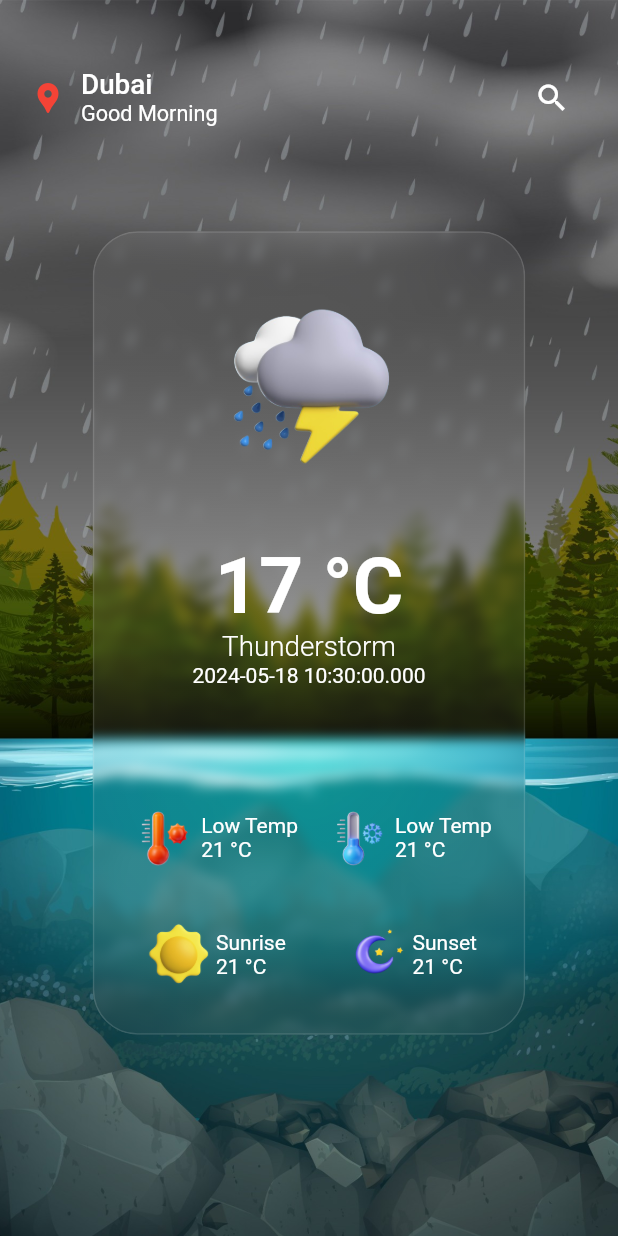
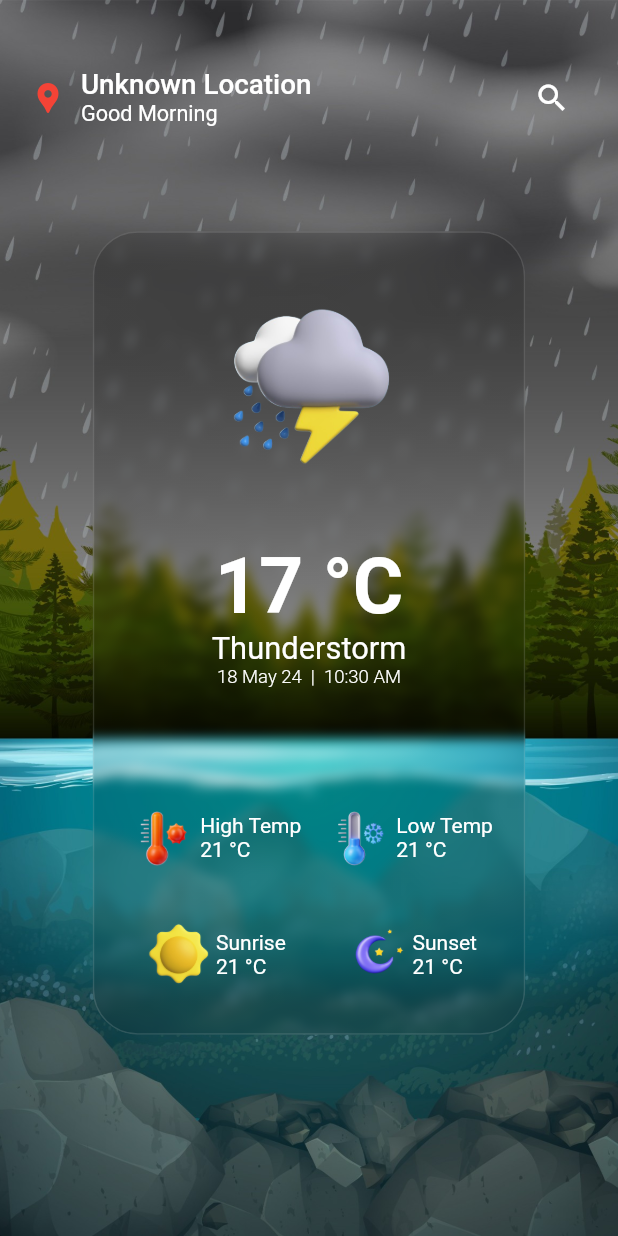
Before and after one commit to haadiyaa/weather_app, a Flutter app: the screen it shows after launch, on a phone screen of 412 x 824 dp. Run offline on Flutter 3.47's test engine with Material 3 defaults, Android fonts, the phone set to English and light mode, and no system bars; our stand-ins replace flutter_screenutil, geocoding, geolocator.

Commit message:
fetch location

```diff
--- /dev/null
+++ b/devtools_options.yaml
@@ -0,0 +1 @@
+extensions:
--- /dev/null
+++ b/lib/common/widgets/detailstile.dart
@@ -0,0 +1,106 @@
+
+import 'package:flutter/material.dart';
+import 'package:intl/intl.dart';
+import 'package:weather/common/widgets/frostedglass.dart';
+import 'package:weather/utils/constants/constants.dart';
+import 'package:weather/utils/styles/textstyle.dart';
+
+class DetailsTile extends StatelessWidget {
+  const DetailsTile({
+    super.key,
+    required this.size,
+  });
+
+  final Size size;
+
+  @override
+  Widget build(BuildContext context) {
+    return FrostedGlassBox(
+      width: size.width * 0.7,
+      height: size.height * 0.65,
+      child: Column(
+        mainAxisAlignment: MainAxisAlignment.spaceAround,
+        children: [
+          Image(
+            width: 150,
+            height: 150,
+            image: AssetImage(icons[1]),
+          ),
+          Column(
+            children: [
+              Text(
+                '17 °C',
+                style: tempStyle,
+              ),
+              Text('Thunderstorm', style: typeStyle),
+              Text(DateFormat('dd MMM yy  |  HH:mm a').format(DateTime.now()),style: datetimeStyle,)
+            ],
+          ),
+          height20,
+          Row(
+            mainAxisAlignment: MainAxisAlignment.spaceAround,
+            children: [
+              Row(
+                children: [
+                  Image(
+                    image: AssetImage(hightemp),
+                    width: 50,
+                    height: 50,
+                  ),
+                  const Column(
+                    crossAxisAlignment: CrossAxisAlignment.start,
+                    children: [Text('High Temp'), Text('21 °C')],
+                  )
+                ],
+              ),
+              Row(
+                children: [
+                  Image(
+                    image: AssetImage(lowtemp),
+                    width: 50,
+                    height: 50,
+                  ),
+                  const Column(
+                    crossAxisAlignment: CrossAxisAlignment.start,
+                    children: [Text('Low Temp'), Text('21 °C')],
+                  )
+                ],
+              )
+            ],
+          ),
+          Row(
+            mainAxisAlignment: MainAxisAlignment.spaceAround,
+            children: [
+              Row(
+                children: [
+                  Image(
+                    image: AssetImage(sunrise),
+                    width: 50,
+                    height: 50,
+                  ),
+                  const Column(
+                    crossAxisAlignment: CrossAxisAlignment.start,
+                    children: [Text('Sunrise'), Text('21 °C')],
+                  )
+                ],
+              ),
+              Row(
+                children: [
+                  Image(
+                    image: AssetImage(sunset),
+                    width: 50,
+                    height: 50,
+                  ),
+                  const Column(
+                    crossAxisAlignment: CrossAxisAlignment.start,
+                    children: [Text('Sunset'), Text('21 °C')],
+                  )
+                ],
+              )
+            ],
+          ),
+        ],
+      ),
+    );
+  }
+}
--- a/lib/common/widgets/frostedglass.dart
+++ b/lib/common/widgets/frostedglass.dart
@@ -37,10 +37,11 @@ class FrostedGlassBox extends StatelessWidget {
                 border: Border.all(
                   color: white.withOpacity(0.13),
                 ),
+
                 gradient: LinearGradient(
                   colors: [
-                    Colors.grey.withOpacity(0.15),
-                    Colors.grey.withOpacity(0.05),
+                    black.withOpacity(0.15),
+                    black.withOpacity(0.05),
                   ],
                   begin: Alignment.topLeft,
                   end: Alignment.bottomRight,
--- a/lib/main.dart
+++ b/lib/main.dart
@@ -1,5 +1,7 @@
 import 'package:flutter/material.dart';
 import 'package:flutter_screenutil/flutter_screenutil.dart';
+import 'package:provider/provider.dart';
+import 'package:weather/services/location_provider.dart';
 import 'package:weather/utils/constants/constants.dart';
 import 'package:weather/screens/homepage.dart';
 
@@ -12,7 +14,13 @@ class MyApp extends StatelessWidget {
 
   @override
   Widget build(BuildContext context) {
-    return ScreenUtilInit(
+    return MultiProvider(
+      providers: [
+        ChangeNotifierProvider(
+          create: (context) => LocationProvider(),
+        ),
+      ],
+      child: ScreenUtilInit(
         designSize: const Size(360, 800),
         minTextAdapt: true,
         splitScreenMode: true,
@@ -22,14 +30,16 @@ class MyApp extends StatelessWidget {
               textTheme: Typography.englishLike2014,
               iconTheme: IconThemeData(color: white),
               fontFamily: 'Poppins',
-            appBarTheme: const AppBarTheme(backgroundColor: Colors.transparent),
+              appBarTheme:
+                  const AppBarTheme(backgroundColor: Colors.transparent),
               // textTheme: Typography.englishLike2018.apply(fontSizeFactor: 1.sp),
             ),
             debugShowCheckedModeBanner: false,
-          home:child,
+            home: child,
           );
         },
         child: const HomePage(),
+      ),
     );
   }
 }
--- a/lib/screens/homepage.dart
+++ b/lib/screens/homepage.dart
@@ -1,5 +1,7 @@
 import 'package:flutter/material.dart';
-import 'package:weather/common/widgets/frostedglass.dart';
+import 'package:provider/provider.dart';
+import 'package:weather/common/widgets/detailstile.dart';
+import 'package:weather/services/location_provider.dart';
 import 'package:weather/utils/constants/constants.dart';
 import 'package:weather/utils/styles/textstyle.dart';
 
@@ -11,12 +13,18 @@ class HomePage extends StatefulWidget {
 }
 
 class _HomePageState extends State<HomePage> {
+  @override
+  void initState() {
+    super.initState();
+    Provider.of<LocationProvider>(context, listen: false).determinePosition();
+  }
 
-  bool _clicked=false;
+  bool _clicked = false;
 
   @override
   Widget build(BuildContext context) {
     Size size = MediaQuery.of(context).size;
+    final locationProvider = Provider.of<LocationProvider>(context);
     return Scaffold(
       extendBodyBehindAppBar: true,
       backgroundColor: black,
@@ -33,7 +41,8 @@ class _HomePageState extends State<HomePage> {
         ),
         child: Stack(
           children: [
-          _clicked==true?  Positioned(
+            _clicked == true
+                ? Positioned(
                     top: 50,
                     right: 20,
                     left: 20,
@@ -42,7 +51,7 @@ class _HomePageState extends State<HomePage> {
                       child: TextFormField(
                         decoration: InputDecoration(
                           enabledBorder: UnderlineInputBorder(
-                      borderSide:BorderSide(color: white),
+                            borderSide: BorderSide(color: white),
                           ),
                           focusedBorder: UnderlineInputBorder(
                             borderSide: BorderSide(color: white),
@@ -50,10 +59,23 @@ class _HomePageState extends State<HomePage> {
                         ),
                       ),
                     ),
-            ):SizedBox(),
+                  )
+                : const SizedBox(),
             Container(
               height: 50,
-              child: Row(
+              child: Consumer<LocationProvider>(
+                builder: (context, locationProvider, child) {
+
+                  var locationCity;
+                  if (locationProvider.currentLocationName!=null) {
+                    locationCity=locationProvider.currentLocationName!.locality;
+                  }
+                  else{
+                    locationCity="Unknown Location";
+                  }
+
+
+                  return Row(
                     mainAxisAlignment: MainAxisAlignment.spaceBetween,
                     children: [
                       Container(
@@ -66,14 +88,13 @@ class _HomePageState extends State<HomePage> {
                               crossAxisAlignment: CrossAxisAlignment.start,
                               children: [
                                 Text(
-                              'Dubai',
+                                  locationCity.isEmpty?"Unknown Location":locationCity,
                                   style: titleStyle,
                                 ),
                                 Text(
                                   'Good Morning',
                                   style: subtitleStyle,
                                 ),
-                            // FrostedGlassBox(width: 200, height: 100, child: Text('data'))
                               ],
                             )
                           ],
@@ -82,105 +103,25 @@ class _HomePageState extends State<HomePage> {
                       IconButton(
                         onPressed: () {
                           setState(() {
-                        _clicked=!_clicked;
+                            _clicked = !_clicked;
                           });
                         },
                         icon: Icon(search),
                       ),
                     ],
+                  );
+                },
               ),
             ),
+            // Container(
+            //   height: 50,
+            //   child:
+            // ),
             Align(
               alignment: const Alignment(0, 0),
               child: FittedBox(
                 fit: BoxFit.contain,
-                child: FrostedGlassBox(
-                  width: size.width * 0.7,
-                  height: size.height * 0.65,
-                  child: Column(
-                    mainAxisAlignment: MainAxisAlignment.spaceAround,
-                    children: [
-                      Image(
-                        width: 150,
-                        height: 150,
-                        image: AssetImage(icons[1]),
-                      ),
-                      Column(
-                        children: [
-                          Text(
-                            '17 °C',
-                            style: tempStyle,
-                          ),
-                          Text('Thunderstorm', style: typeStyle),
-                          Text(DateTime.now().toString())
-                        ],
-                      ),
-                      height20,
-                      Row(
-                        mainAxisAlignment: MainAxisAlignment.spaceAround,
-                        children: [
-                          Row(
-                            children: [
-                              Image(
-                                image: AssetImage(hightemp),
-                                width: 50,
-                                height: 50,
-                              ),
-                              Column(
-                                crossAxisAlignment: CrossAxisAlignment.start,
-                                children: [Text('Low Temp'), Text('21 °C')],
-                              )
-                            ],
-                          ),
-                          Row(
-                            children: [
-                              Image(
-                                image: AssetImage(lowtemp),
-                                width: 50,
-                                height: 50,
-                              ),
-                              Column(
-                                crossAxisAlignment: CrossAxisAlignment.start,
-                                children: [Text('Low Temp'), Text('21 °C')],
-                              )
-                            ],
-                          )
-                        ],
-                      ),
-                      Row(
-                        mainAxisAlignment: MainAxisAlignment.spaceAround,
-                        children: [
-                          Row(
-                            children: [
-                              Image(
-                                image: AssetImage(sunrise),
-                                width: 50,
-                                height: 50,
-                              ),
-                              Column(
-                                crossAxisAlignment: CrossAxisAlignment.start,
-                                children: [Text('Sunrise'), Text('21 °C')],
-                              )
-                            ],
-                          ),
-                          Row(
-                            children: [
-                              Image(
-                                image: AssetImage(sunset),
-                                width: 50,
-                                height: 50,
-                              ),
-                              Column(
-                                crossAxisAlignment: CrossAxisAlignment.start,
-                                children: [Text('Sunset'), Text('21 °C')],
-                              )
-                            ],
-                          )
-                        ],
-                      ),
-                    ],
-                  ),
-                ),
+                child: DetailsTile(size: size),
               ),
             ),
           ],
--- /dev/null
+++ b/lib/services/location_provider.dart
@@ -0,0 +1,43 @@
+import 'package:flutter/material.dart';
+import 'package:geocoding/geocoding.dart';
+import 'package:geolocator/geolocator.dart';
+import 'package:weather/services/location_service.dart';
+
+class LocationProvider with ChangeNotifier {
+  Position? _currentPosition;
+  Position? get currentPosition => _currentPosition;
+  final LocationService _locationService = LocationService();
+  Placemark? _currenLocationName;
+  Placemark? get currentLocationName=>_currenLocationName;
+
+  Future<void> determinePosition() async {
+    bool serviceEnabled;
+    LocationPermission permission;
+
+    serviceEnabled = await Geolocator.isLocationServiceEnabled();
+    if (!serviceEnabled) {
+      _currentPosition = null;
+      notifyListeners();
+    }
+
+    permission = await Geolocator.checkPermission();
+    if (permission == LocationPermission.denied) {
+      permission = await Geolocator.requestPermission();
+
+      if (permission == LocationPermission.denied) {
+        _currentPosition == null;
+        notifyListeners();
+      }
+    }
+    if (permission == LocationPermission.deniedForever) {
+      _currentPosition = null;
+      notifyListeners();
+    }
+    _currentPosition = await Geolocator.getCurrentPosition();
+    print('CURRENT POSITION : $_currentPosition');
+
+    _currenLocationName=await _locationService.getLocationName(_currentPosition);
+    print('CURRENT LOCATION NAME: $_currenLocationName');
+    notifyListeners();
+  }
+}
--- /dev/null
+++ b/lib/services/location_service.dart
@@ -0,0 +1,18 @@
+import 'package:geocoding/geocoding.dart';
+import 'package:geolocator/geolocator.dart';
+
+class LocationService {
+  Future<Placemark?> getLocationName(Position? position)async{
+    if (position!=null) {
+      try {
+        final placemark= await placemarkFromCoordinates(position.latitude, position.longitude);
+        if (placemark.isNotEmpty) {
+          return placemark[0];
+        }
+      } catch (e) {
+        print('Error fetching loc name : $e');
+      }
+    }
+    return null;
+  }
+}
--- a/lib/utils/constants/constants.dart
+++ b/lib/utils/constants/constants.dart
@@ -21,7 +21,7 @@ String hightemp='assets/smallicon/high-temp-removebg-preview.png';
 
 String lowtemp='assets/smallicon/low-temp-removebg-preview.png';
 
-String sunrise="assets/weathericon/sun.png";
+String sunrise=icons[0];
 String sunset="assets/smallicon/moon.png";
 
 //=========================COLORS===========================
--- a/lib/utils/styles/textstyle.dart
+++ b/lib/utils/styles/textstyle.dart
@@ -8,4 +8,5 @@ import 'package:flutter_screenutil/flutter_screenutil.dart';
  TextStyle tempStyle= TextStyle(fontSize: 50.sp,fontWeight: FontWeight.bold);
 
 
- TextStyle typeStyle=  TextStyle(fontWeight: FontWeight.w300,fontSize: 18.sp);
+ TextStyle typeStyle=  TextStyle(fontWeight: FontWeight.w400,fontSize: 20.sp);
+ TextStyle datetimeStyle=  TextStyle(fontWeight: FontWeight.w300,fontSize: 12.sp);
--- a/pubspec.yaml
+++ b/pubspec.yaml
@@ -37,6 +37,9 @@ dependencies:
   cupertino_icons: ^1.0.6
   flutter_screenutil: ^5.9.1
   intl: ^0.19.0
+  geolocator: ^12.0.0
+  geocoding: ^3.0.0
+  provider: ^6.1.2
 
 dev_dependencies:
   flutter_test:
```
Also changed, not shown: pubspec.lock, 7 other files. Lines whose indentation alone changed are shown as unchanged.
